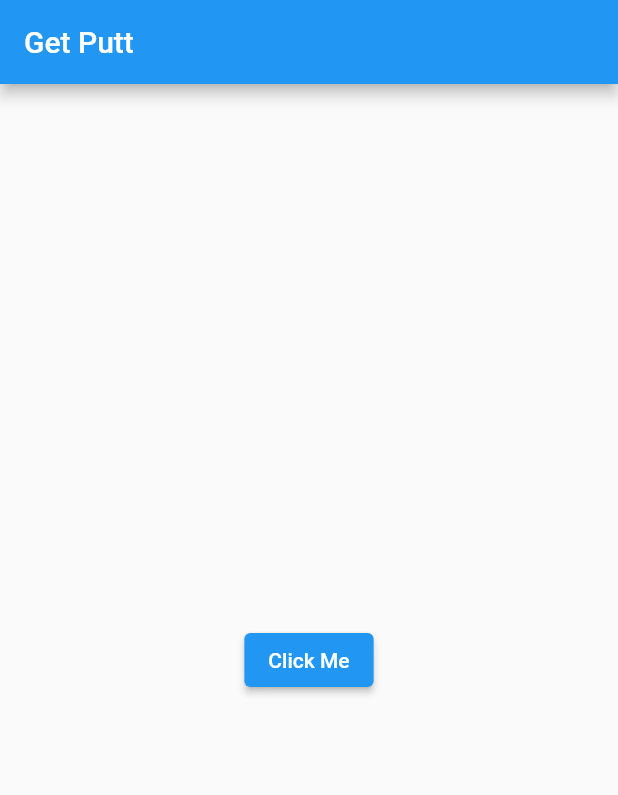
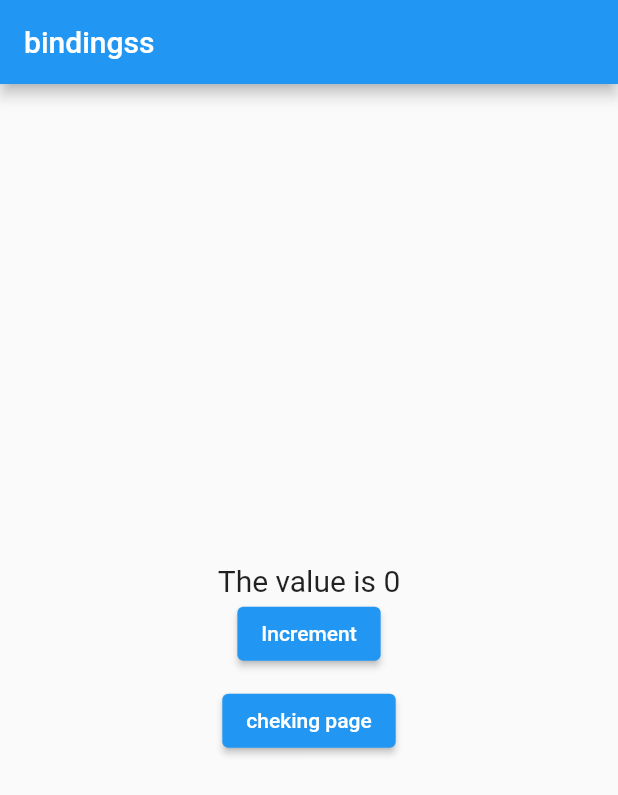
Before and after one commit to maaz-afridi20/getx, a Flutter app: the screen it shows after launch, on a phone screen of 412 x 824 dp. Shown: the top 795 px of the screen. Run offline on Flutter 3.47's test engine with Material 2 defaults, Android fonts, the light colour scheme and no system bars; our stand-ins replace get, shared_preferences.

Commit message:
working with bindings

```diff
--- /dev/null
+++ b/lib/getx_tuts/bindings/bindings.dart
@@ -0,0 +1,58 @@
+import 'package:flutter/material.dart';
+import 'package:get/get.dart';
+import 'package:getx_tutorials/getx_tuts/bindings/chkingpage.dart';
+
+import '../reactive_state/student_controller.dart';
+
+class Bindingss extends StatelessWidget {
+  const Bindingss({super.key});
+
+  @override
+  Widget build(BuildContext context) {
+    return Scaffold(
+      appBar: AppBar(
+        title: const Text('bindingss'),
+      ),
+      body: Center(
+        child: Column(
+          mainAxisAlignment: MainAxisAlignment.center,
+          children: [
+            Obx(
+              () => Text(
+                'The value is ${Get.find<MyContoller>().count}',
+                style: const TextStyle(fontSize: 20),
+              ),
+            ),
+            ElevatedButton(
+              onPressed: () {
+                Get.find<MyContoller>().increment();
+              },
+              child: const Text('Increment'),
+            ),
+            const SizedBox(height: 10),
+            ElevatedButton(
+              onPressed: () {
+                // Get.toNamed('/home');
+                Get.to(ChekingPage());
+              },
+              child: const Text('cheking page'),
+            ),
+          ],
+        ),
+      ),
+    );
+  }
+}
+
+
+/*
+so tu ye jo binding hain for eg agar hm siraf ui part ko alag krna chahtay hain orr
+controllers etc ko alag krna chahtay hain tu tu hm bindings ka use kr sktay hain
+
+qk binding kii classs mein hm saray jo controlers hain hm uss mein likh letay hain
+orr siraff useee say hiii hm un saray controlers ko use kr sktay hain
+magar siraf main.dart mein pahlay initialBindings:AllControllers ko likh letay hain
+ye ho AllControllers jo hain yye hm nay aik class banaii hai jiss mie wo saray controlers hongay
+jo hm use krna chahein... iss waja say hm un ko aik class mein bss bana lengay orr
+dobra dobra ui k portion mein banany ki zarora nai hogi.....
+*/
--- a/lib/getx_tuts/dependencyInjectino/mycontroller2.dart
+++ b/lib/getx_tuts/dependencyInjectino/mycontroller2.dart
@@ -10,4 +10,9 @@ class MyController2 extends GetxController {
 
     await prefs.setInt('counter', counter);
   }
+
+  RxInt count = 0.obs;
+  void incrementCount() {
+    count++;
+  }
 }
--- a/lib/getx_tuts/reactive_state/student_controller.dart
+++ b/lib/getx_tuts/reactive_state/student_controller.dart
@@ -11,10 +11,10 @@ class MyContoller extends GetxController {
     sss.name.value = sss.name.value.toUpperCase();
   }
 
-  var count = 0;
+  RxInt count = 0.obs;
   void increment() {
     count++;
-    update();
+    // update();
   }
 
 // so we have the upadet below in this we have
--- a/lib/home.dart
+++ b/lib/home.dart
@@ -61,6 +61,7 @@ class Home extends StatelessWidget {
               },
               child: const Text('goto next screen page'),
             ),
+            const SizedBox(height: 10),
           ],
         ),
       ),
--- a/lib/main.dart
+++ b/lib/main.dart
@@ -1,5 +1,6 @@
 import 'package:flutter/material.dart';
 import 'package:get/get.dart';
+import 'package:getx_tutorials/getx_tuts/bindings/binding_controller.dart';
 import 'package:getx_tutorials/getx_tuts/getting_uinqueid.dart';
 import 'package:getx_tutorials/getx_tuts/getx_namedroutes.dart';
 import 'package:getx_tutorials/getx_tuts/getx_routes.dart';
@@ -11,6 +12,7 @@ import 'package:getx_tutorials/getx_tuts/worker/workers.dart';
 import 'package:getx_tutorials/home.dart';
 import 'package:getx_tutorials/nextscreen.dart';
 
+import 'getx_tuts/bindings/bindings.dart';
 import 'getx_tuts/dependencyInjectino/getput.dart';
 import 'getx_tuts/internatiolization/internatiolization.dart';
 
@@ -26,6 +28,7 @@ class MyApp extends StatelessWidget {
   @override
   Widget build(BuildContext context) {
     return GetMaterialApp(
+      initialBinding: AllControllerBindings(),
       translations:
           Messages(), // this message is that class that we have created ths is not prdefined
       locale: const Locale('en', 'US'), // this will be the default language
@@ -59,7 +62,7 @@ class MyApp extends StatelessWidget {
         // this is another way of getting values when we like the constructor.
         // this is the paramater.
       ],
-      home: GetPutt(),
+      home: Bindingss(),
     );
   }
 }
```
Also changed, not shown: lib/getx_tuts/bindings/binding_controller.dart (added, +11 -0 lines), lib/getx_tuts/bindings/chkingpage.dart (added, +48 -0 lines), lib/getx_tuts/dependencyInjectino/getservicee.dart (added, +20 -0 lines), 1 other file.
